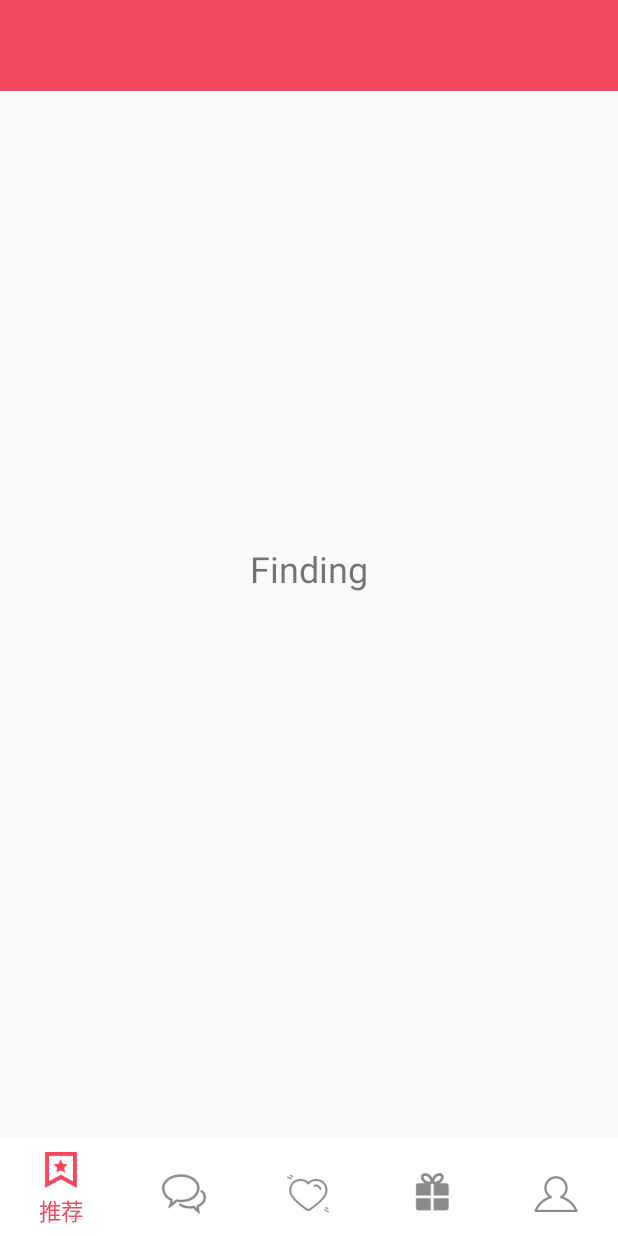
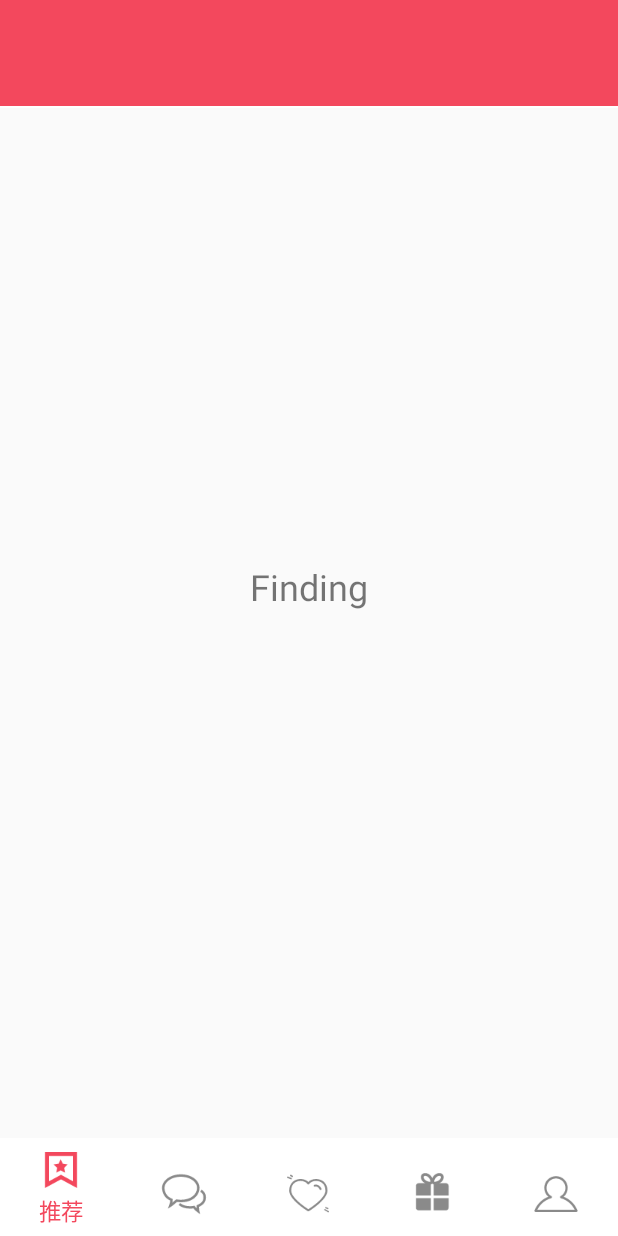
Before and after one commit to GZDong/Ainiyo2, an Android app: the screen it shows after launch (MainActivity), on a phone screen of 412 x 824 dp. Run offline under Robolectric (Android 15) with nearby library versions, the phone set to English and light mode, and no system bars; libraries missing offline, so code that uses them is left out: com.hyphenate, com.hyphenate.chat; 7 statements that could not run were skipped.

```diff
--- a/app/src/main/java/com/huadi/android/ainiyo/MainActivity.java
+++ b/app/src/main/java/com/huadi/android/ainiyo/MainActivity.java
@@ -17,6 +17,7 @@ import android.support.v7.app.AppCompatActivity;
 import android.view.View;
 import android.view.WindowManager;
 import android.widget.FrameLayout;
+import android.widget.LinearLayout;
 import android.widget.RadioButton;
 import android.widget.RadioGroup;
 import android.widget.Toast;
@@ -33,6 +34,8 @@ import com.lidroid.xutils.view.annotation.ViewInject;
 import com.lidroid.xutils.view.annotation.event.OnCheckedChange;
 
 import com.huadi.android.ainiyo.adapter.MyFragmentPagerAdapter;
+
+import java.lang.reflect.Field;
 
 
 public class MainActivity extends AppCompatActivity implements RadioGroup.OnCheckedChangeListener,
@@ -69,13 +72,6 @@ public class MainActivity extends AppCompatActivity implements RadioGroup.OnChec
     protected void onCreate(Bundle savedInstanceState) {
         super.onCreate(savedInstanceState);
         setContentView(R.layout.activity_main);
-//        if (Build.VERSION.SDK_INT >= 21) {
-//            View decorView = getWindow().getDecorView();
-//            int option = View.SYSTEM_UI_FLAG_LAYOUT_FULLSCREEN
-//                    | View.SYSTEM_UI_FLAG_LAYOUT_STABLE;
-//            decorView.setSystemUiVisibility(option);
-//            getWindow().setStatusBarColor(Color.TRANSPARENT);
-//        }
 
         if (ContextCompat.checkSelfPermission(MainActivity.this,"android.permission.WRITE_EXTERNAL_STORAGE") != PackageManager.PERMISSION_GRANTED){
             ActivityCompat.requestPermissions(MainActivity.this,new String[] {"android.permission.WRITE_EXTERNAL_STORAGE"},1);
@@ -86,45 +82,18 @@ public class MainActivity extends AppCompatActivity implements RadioGroup.OnChec
 
         ActionBar actionBar = getSupportActionBar();
 
-        /*try{
-            actionBar.setTitle(mChatId);
-        }catch (NullPointerException e){
-            e.printStackTrace();
-        }*/
-
         if (actionBar!= null){
             actionBar.setDisplayHomeAsUpEnabled(true);
             actionBar.setHomeAsUpIndicator(R.mipmap.ic_menu);
         }
-        //  mMessageListener = this;
-        /*FragmentManager fm = getSupportFragmentManager();
-        Fragment fragment = fm.findFragmentById(R.id.layout_content);
-        if (fragment == null) {
-            // fragment = ChooseFragment.newInstance();
-            fragment = ChattingFragment.newInstance(mChatId,mImage);
-            fm.beginTransaction().add(R.id.layout_content,fragment).commit();
-        }*/
 
         mAdapter = new MyFragmentPagerAdapter(getSupportFragmentManager());
         bindViews();
-        if (Build.VERSION.SDK_INT >= Build.VERSION_CODES.KITKAT) {
-            //透明状态栏
-            getWindow().addFlags(WindowManager.LayoutParams.FLAG_TRANSLUCENT_STATUS);
-            //透明导航栏
-            getWindow().addFlags(WindowManager.LayoutParams.FLAG_TRANSLUCENT_NAVIGATION);
-        }
+
 
     }
 
     private void bindViews() {
-//        txt_topbar = (TextView) findViewById(R.id.txt_topbar);
-//        rg_tab_bar = (RadioGroup) findViewById(R.id.rg_tab_bar);
-//        rb_channel = (RadioButton) findViewById(R.id.rb_channel);
-//        rb_message = (RadioButton) findViewById(R.id.rb_message);
-//        rb_better = (RadioButton) findViewById(R.id.rb_better);
-//        rb_setting = (RadioButton) findViewById(R.id.rb_setting);
-//        rg_tab_bar.setOnCheckedChangeListener(this);
-
         vpager = (ViewPager) findViewById(R.id.vpager);
         vpager.setAdapter(mAdapter);
         vpager.setCurrentItem(0);
@@ -134,6 +103,19 @@ public class MainActivity extends AppCompatActivity implements RadioGroup.OnChec
         button2 = (RadioButton)findViewById(R.id.radio2);
         button3 = (RadioButton)findViewById(R.id.radio3);
         button4 = (RadioButton)findViewById(R.id.radio4);
+
+        //设置状态栏沉浸
+        if (Build.VERSION.SDK_INT >= Build.VERSION_CODES.KITKAT) {
+            //透明状态栏
+            getWindow().addFlags(WindowManager.LayoutParams.FLAG_TRANSLUCENT_STATUS);
+            //透明导航栏
+            LinearLayout linear_bar = (LinearLayout) findViewById(R.id.status_bar_main);
+            linear_bar.setVisibility(View.VISIBLE);
+            //获取到状态栏的高度
+            int statusHeight = getStatusBarHeight();
+            //动态的设置隐藏布局的高度
+            linear_bar.getLayoutParams().height = statusHeight;
+        }
     }
 
     @Override
@@ -151,7 +133,6 @@ public class MainActivity extends AppCompatActivity implements RadioGroup.OnChec
     protected void onStart(){
         super.onStart();
         int i= ToolKits.fetchInt(this,"fragment",0);
-
 
         switch (i)
         {
@@ -363,4 +344,22 @@ public class MainActivity extends AppCompatActivity implements RadioGroup.OnChec
     }
 
 
+    /**
+     * 通过反射的方式获取状态栏高度
+     * @return
+     */
+    private int getStatusBarHeight() {
+        try {
+            Class<?> c = Class.forName("com.android.internal.R$dimen");
+            Object obj = c.newInstance();
+            Field field = c.getField("status_bar_height");
+            int x = Integer.parseInt(field.get(obj).toString());
+            return getResources().getDimensionPixelSize(x);
+        } catch (Exception e) {
+            e.printStackTrace();
+        }
+        return 0;
+    }
+
+
 }
--- a/app/src/main/res/layout/activity_main.xml
+++ b/app/src/main/res/layout/activity_main.xml
@@ -2,6 +2,15 @@
     xmlns:tools="http://schemas.android.com/tools" android:layout_width="match_parent"
     android:layout_height="match_parent"
     tools:context="com.huadi.android.ainiyo.MainActivity">
+
+    <LinearLayout
+        android:id="@+id/status_bar_main"
+        android:layout_width="fill_parent"
+        android:layout_height="1dp"
+        android:orientation="vertical"
+        android:background="@color/theme_red"
+        android:visibility="gone">
+    </LinearLayout>
 
 
     <RadioGroup
@@ -95,6 +104,7 @@
         android:id="@+id/vpager"
         android:layout_width="match_parent"
         android:layout_height="match_parent"
-        android:layout_above="@id/bottom_bar"/>
+        android:layout_above="@id/bottom_bar"
+        android:layout_below="@+id/status_bar_main"/>
 
 </RelativeLayout>
--- a/app/src/main/res/layout/fragment_finding.xml
+++ b/app/src/main/res/layout/fragment_finding.xml
@@ -2,18 +2,16 @@
     xmlns:tools="http://schemas.android.com/tools"
     android:layout_width="match_parent"
     android:layout_height="match_parent"
-    android:clipToPadding="true"
-    android:fitsSystemWindows="true"
     tools:context="com.huadi.android.ainiyo.frag.FindingFragment">
 
     <RelativeLayout
-        android:id="@+id/title_bar"
+        android:id="@+id/title_bar_finding"
         android:layout_width="match_parent"
-        android:layout_height="62dp"
+        android:layout_height="@dimen/titile_bar_height"
         android:background="@color/theme_red">
 
         <TextView
-            android:id="@+id/txt_topbar"
+            android:id="@+id/txt_topbar_finding"
             android:layout_width="match_parent"
             android:layout_height="match_parent"
             android:layout_centerInParent="true"
--- a/app/src/main/res/values/dimens.xml
+++ b/app/src/main/res/values/dimens.xml
@@ -8,4 +8,6 @@
     <dimen name="header_footer_top_bottom_padding">12dp</dimen>
     <dimen name="activity_horizontal_margin">16dp</dimen>
     <dimen name="activity_vertical_margin">16dp</dimen>
+    <dimen name="titile_bar_height">48dp</dimen>
+    <dimen name="titile_bar_icon_size">45dp</dimen>
 </resources>
--- a/app/src/main/res/values/styles.xml
+++ b/app/src/main/res/values/style.xml
@@ -1,5 +1,4 @@
 <resources>
-
     <!-- Base application theme. -->
     <style name="AppTheme" parent="Theme.AppCompat.Light.NoActionBar">
         <!-- Customize your theme here. -->
```
Also changed, not shown: app/src/main/res/layout/fragment_mode.xml (+5 -25 lines), app/src/main/res/values-v19/styles.xml (deleted, +0 -11 lines).
